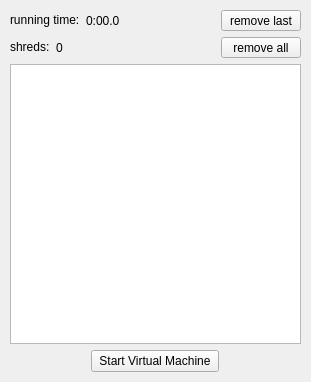
Old version of the form src/qt/mAVMMonitor.ui in the repository ccrma/miniAudicle.
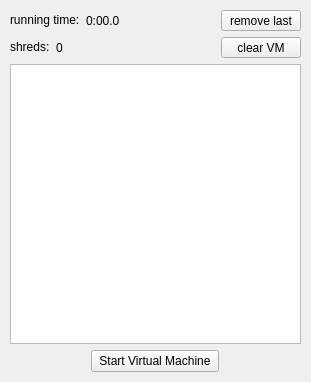
New version of the form. Icons and pictures are not drawn.

Commit message: clear vm

Patch:
```diff
--- a/src/qt/mAVMMonitor.ui
+++ b/src/qt/mAVMMonitor.ui
@@ -110,7 +110,7 @@
        </layout>
       </item>
       <item>
-       <layout class="QHBoxLayout" name="horizontalLayout_2">
+       <layout class="QHBoxLayout" name="horizontalLayout_2" stretch="0,0,0">
         <item>
          <widget class="QLabel" name="label_2">
           <property name="sizePolicy">
@@ -152,8 +152,8 @@
         <item>
          <widget class="QPushButton" name="removeAllButton">
           <property name="sizePolicy">
-           <sizepolicy hsizetype="Fixed" vsizetype="Fixed">
-            <horstretch>0</horstretch>
+           <sizepolicy hsizetype="MinimumExpanding" vsizetype="Fixed">
+            <horstretch>1</horstretch>
             <verstretch>0</verstretch>
            </sizepolicy>
           </property>
@@ -170,7 +170,7 @@
            </size>
           </property>
           <property name="text">
-           <string>remove all</string>
+           <string>clear VM</string>
           </property>
          </widget>
         </item>
```
Left out of the diff: 4 changed lines with no effect on the pictures. The commit also changes 4 other files.
